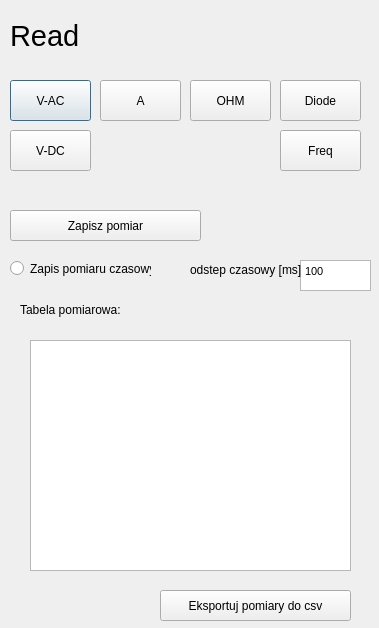
Before: the Qt Designer form miernik.ui in Sc4redd/GDM_8341_program, drawn with Qt 5.
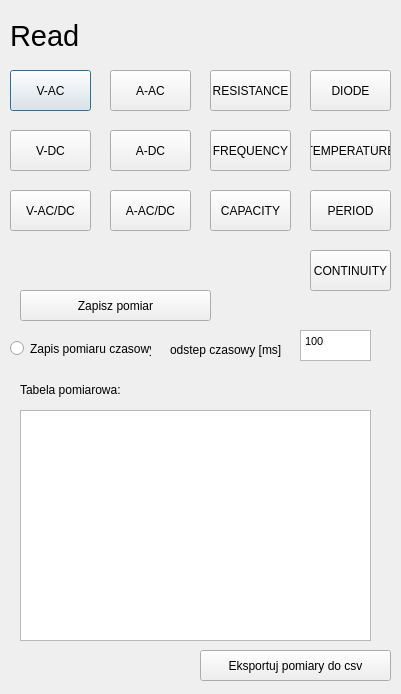
After: the same form once the commit is applied.

What changed in the file:
```diff
--- a/miernik.ui
+++ b/miernik.ui
@@ -6,8 +6,8 @@
    <rect>
     <x>0</x>
     <y>0</y>
-    <width>379</width>
-    <height>628</height>
+    <width>401</width>
+    <height>694</height>
    </rect>
   </property>
   <property name="windowTitle">
@@ -18,7 +18,7 @@
     <rect>
      <x>10</x>
      <y>10</y>
-     <width>301</width>
+     <width>381</width>
      <height>51</height>
     </rect>
    </property>
@@ -35,7 +35,7 @@
    <property name="geometry">
     <rect>
      <x>10</x>
-     <y>80</y>
+     <y>70</y>
      <width>81</width>
      <height>41</height>
     </rect>
@@ -60,60 +60,60 @@
   <widget class="QPushButton" name="pushButton_A">
    <property name="geometry">
     <rect>
-     <x>100</x>
-     <y>80</y>
+     <x>110</x>
+     <y>190</y>
      <width>81</width>
      <height>41</height>
     </rect>
    </property>
    <property name="text">
-    <string>A</string>
+    <string>A-AC/DC</string>
    </property>
   </widget>
   <widget class="QPushButton" name="pushButton_OHM">
    <property name="geometry">
     <rect>
-     <x>190</x>
-     <y>80</y>
+     <x>210</x>
+     <y>70</y>
      <width>81</width>
      <height>41</height>
     </rect>
    </property>
    <property name="text">
-    <string>OHM</string>
+    <string>RESISTANCE</string>
    </property>
   </widget>
   <widget class="QPushButton" name="pushButton_DIODE">
    <property name="geometry">
     <rect>
-     <x>280</x>
-     <y>80</y>
+     <x>310</x>
+     <y>70</y>
      <width>81</width>
      <height>41</height>
     </rect>
    </property>
    <property name="text">
-    <string>Diode</string>
+    <string>DIODE</string>
    </property>
   </widget>
   <widget class="QPushButton" name="pushButton_FREQ">
    <property name="geometry">
     <rect>
-     <x>280</x>
+     <x>210</x>
      <y>130</y>
      <width>81</width>
      <height>41</height>
     </rect>
    </property>
    <property name="text">
-    <string>Freq</string>
+    <string>FREQUENCY</string>
    </property>
   </widget>
   <widget class="QPushButton" name="pushButton_ZAPISZ_POMIAR">
    <property name="geometry">
     <rect>
-     <x>10</x>
-     <y>210</y>
+     <x>20</x>
+     <y>290</y>
      <width>191</width>
      <height>31</height>
     </rect>
@@ -129,7 +129,7 @@
    <property name="geometry">
     <rect>
      <x>10</x>
-     <y>260</y>
+     <y>340</y>
      <width>141</width>
      <height>17</height>
     </rect>
@@ -142,7 +142,7 @@
    <property name="geometry">
     <rect>
      <x>300</x>
-     <y>260</y>
+     <y>330</y>
      <width>71</width>
      <height>31</height>
     </rect>
@@ -158,8 +158,8 @@
   <widget class="QLabel" name="label">
    <property name="geometry">
     <rect>
-     <x>190</x>
-     <y>260</y>
+     <x>170</x>
+     <y>340</y>
      <width>111</width>
      <height>20</height>
     </rect>
@@ -172,7 +172,7 @@
    <property name="geometry">
     <rect>
      <x>20</x>
-     <y>300</y>
+     <y>380</y>
      <width>111</width>
      <height>20</height>
     </rect>
@@ -184,8 +184,8 @@
   <widget class="QPushButton" name="pushButton_EKSPORT_CSV">
    <property name="geometry">
     <rect>
-     <x>160</x>
-     <y>590</y>
+     <x>200</x>
+     <y>650</y>
      <width>191</width>
      <height>31</height>
     </rect>
@@ -200,13 +200,104 @@
   <widget class="QTableWidget" name="table_wid_wyniki">
    <property name="geometry">
     <rect>
-     <x>30</x>
-     <y>340</y>
-     <width>321</width>
+     <x>20</x>
+     <y>410</y>
+     <width>351</width>
      <height>231</height>
     </rect>
    </property>
   </widget>
+  <widget class="QPushButton" name="pushButton_VACDC">
+   <property name="geometry">
+    <rect>
+     <x>10</x>
+     <y>190</y>
+     <width>81</width>
+     <height>41</height>
+    </rect>
+   </property>
+   <property name="text">
+    <string>V-AC/DC</string>
+   </property>
+  </widget>
+  <widget class="QPushButton" name="pushButton_A_DC">
+   <property name="geometry">
+    <rect>
+     <x>110</x>
+     <y>130</y>
+     <width>81</width>
+     <height>41</height>
+    </rect>
+   </property>
+   <property name="text">
+    <string>A-DC</string>
+   </property>
+  </widget>
+  <widget class="QPushButton" name="pushButton_A_AC">
+   <property name="geometry">
+    <rect>
+     <x>110</x>
+     <y>70</y>
+     <width>81</width>
+     <height>41</height>
+    </rect>
+   </property>
+   <property name="text">
+    <string>A-AC</string>
+   </property>
+  </widget>
+  <widget class="QPushButton" name="pushButton_CAPACITY">
+   <property name="geometry">
+    <rect>
+     <x>210</x>
+     <y>190</y>
+     <width>81</width>
+     <height>41</height>
+    </rect>
+   </property>
+   <property name="text">
+    <string>CAPACITY</string>
+   </property>
+  </widget>
+  <widget class="QPushButton" name="pushButton_TEMP">
+   <property name="geometry">
+    <rect>
+     <x>310</x>
+     <y>130</y>
+     <width>81</width>
+     <height>41</height>
+    </rect>
+   </property>
+   <property name="text">
+    <string>TEMPERATURE</string>
+   </property>
+  </widget>
+  <widget class="QPushButton" name="pushButton_PERIOD">
+   <property name="geometry">
+    <rect>
+     <x>310</x>
+     <y>190</y>
+     <width>81</width>
+     <height>41</height>
+    </rect>
+   </property>
+   <property name="text">
+    <string>PERIOD</string>
+   </property>
+  </widget>
+  <widget class="QPushButton" name="pushButton_CONTINUITY">
+   <property name="geometry">
+    <rect>
+     <x>310</x>
+     <y>250</y>
+     <width>81</width>
+     <height>41</height>
+    </rect>
+   </property>
+   <property name="text">
+    <string>CONTINUITY</string>
+   </property>
+  </widget>
  </widget>
  <resources/>
  <connections/>
```
